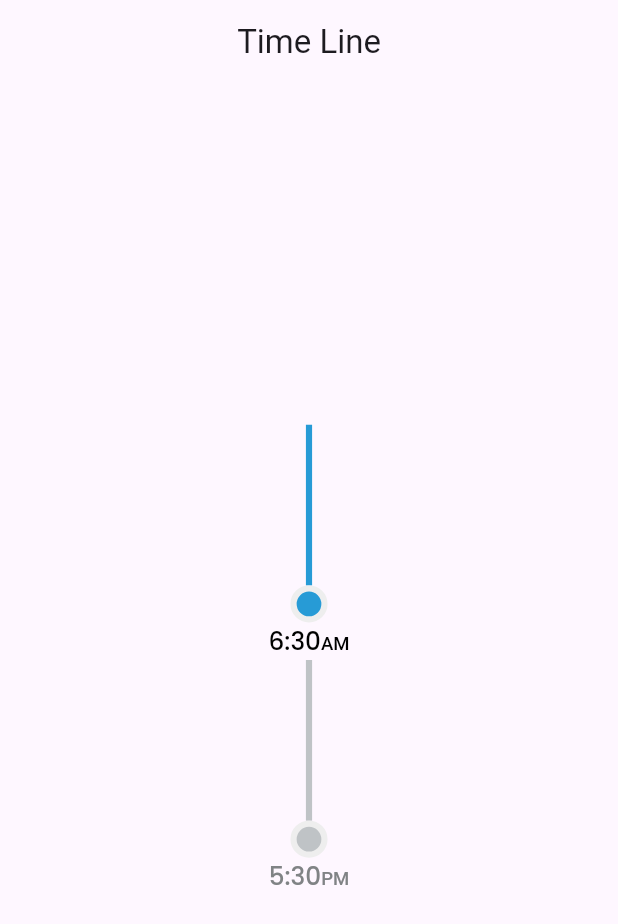
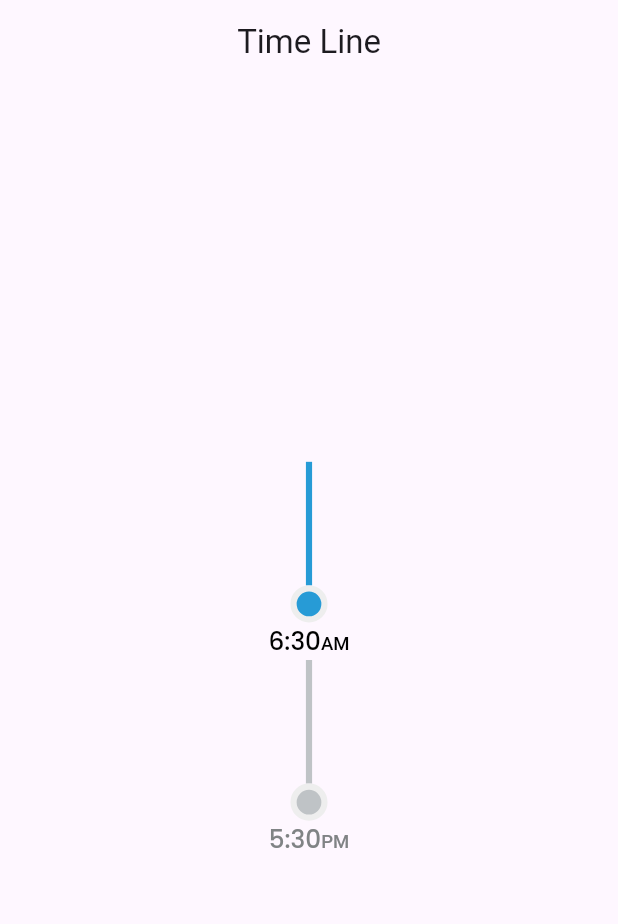
Before and after one commit to Francisco-V98/dashboard_busbanz_practice, a Flutter app: the TimeLineScreen screen opened by its route, on a phone screen of 412 x 824 dp. Shown: the top 924 px of the screen. Run offline on Flutter 3.47's test engine with Material 3 defaults, Android fonts, the phone set to English and light mode, and no system bars; our stand-ins replace flutter_riverpod, go_router.

Commit message:
last changes

```diff
--- a/lib/screens/Animation-Screen/animation_circle_screen.dart
+++ b/lib/screens/Animation-Screen/animation_circle_screen.dart
@@ -8,9 +8,18 @@ class AnimationCircleScreen extends StatelessWidget {
     return Scaffold(
       appBar: AppBar(title: const Text('Animation Circle'), centerTitle: true),
       backgroundColor: AppColors.bgBotLight,
-      body: const Center(
-        child: AnimationCircle(),
-      ),
+      body: const _Body(),
     );
   }
 }
+
+class _Body extends StatelessWidget {
+  const _Body();
+
+  @override
+  Widget build(BuildContext context) {
+    return const Center(
+      child: AnimationCircle(),
+    );
+  }
+}
--- a/lib/screens/TimeLine-Header/time_line_header.dart
+++ b/lib/screens/TimeLine-Header/time_line_header.dart
@@ -6,11 +6,25 @@ class TimeLineHeaderScreen extends StatelessWidget {
   @override
   Widget build(BuildContext context) {
     return Scaffold(
-      appBar: AppBar(title: const Text('Time Line Header'), centerTitle: true),
+      appBar: AppBar(
+        title: const Text(
+          'Time Line Header',
+        ),
+        centerTitle: true,
+      ),
       backgroundColor: AppColors.bgBotLight,
-      body: const Center(
-        child: TimeLineHeader(),
-      ),
+      body: const _Body(),
     );
   }
 }
+
+class _Body extends StatelessWidget {
+  const _Body();
+
+  @override
+  Widget build(BuildContext context) {
+    return const Center(
+      child: TimeLineHeader(),
+    );
+  }
+}
--- a/lib/screens/TimeLine/time_line_screen.dart
+++ b/lib/screens/TimeLine/time_line_screen.dart
@@ -7,9 +7,18 @@ class TimeLineScreen extends StatelessWidget {
   Widget build(BuildContext context) {
     return Scaffold(
       appBar: AppBar(title: const Text('Time Line'), centerTitle: true),
-      body: const Center(
-        child: TimeLine(),
-      ),
+      body: const _Body(),
     );
   }
 }
+
+class _Body extends StatelessWidget {
+  const _Body();
+
+  @override
+  Widget build(BuildContext context) {
+    return const Center(
+      child: TimeLine(),
+    );
+  }
+}
--- a/lib/widgets/TImeLine_Container/time_line.dart
+++ b/lib/widgets/TImeLine_Container/time_line.dart
@@ -34,7 +34,7 @@ class TimeLineEvent extends StatelessWidget {
     final double circleSize = size.width * 0.06;
     final double lineWidth = size.width * 0.01;
     final double paddingHorizontal = size.width * 0.025;
-    final double verticalLineHeight = size.height * 0.13;
+    final double verticalLineHeight = size.height * 0.10;
 
     final hour = time.substring(0, time.length - 2);
     final period = time.substring(time.length - 2);
```
Also changed, not shown: lib/screens/Principal_Page/principal_page.dart (+5 -5 lines).
